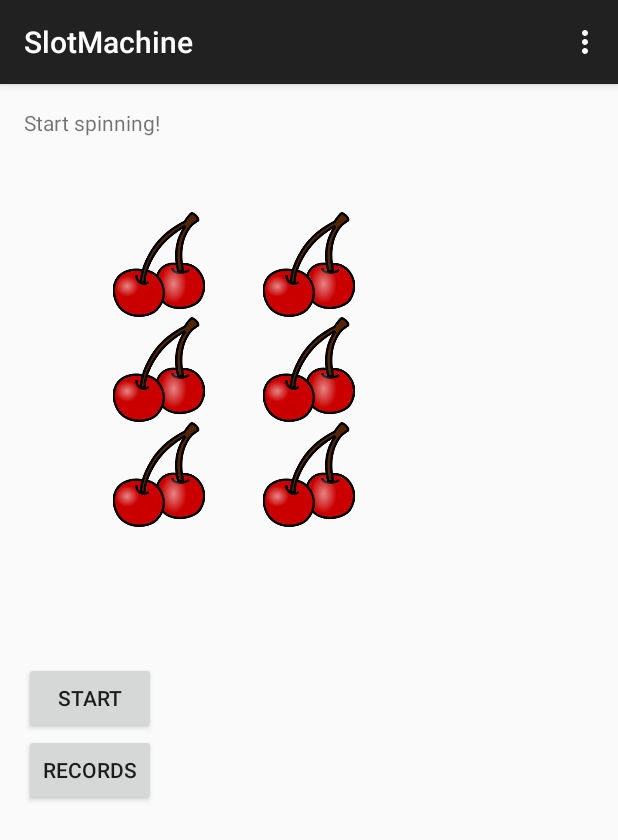
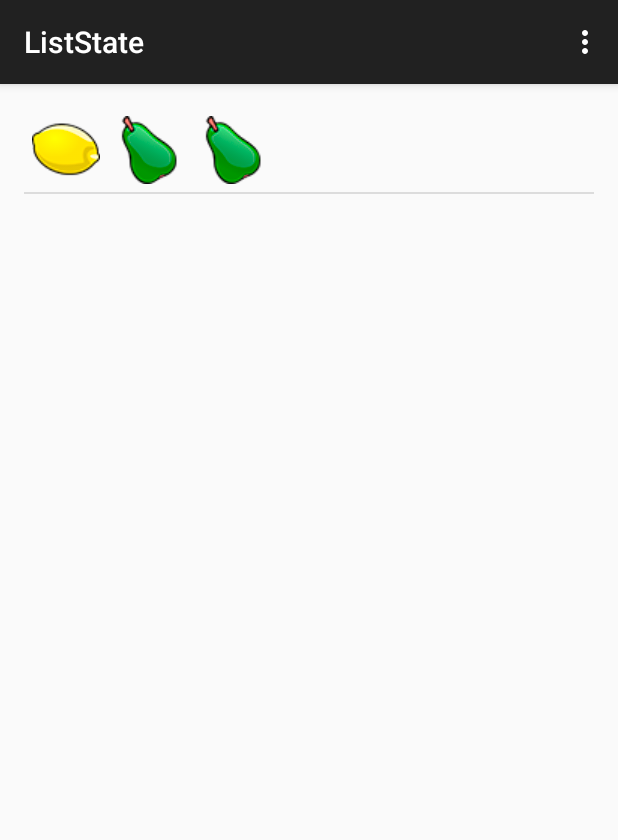
Before and after one commit to aachaerandio/slotMachine, an Android app: the screen it shows after launch (MainActivity before the commit, ListStateActivity after it), after a tap on "START", on a phone screen of 412 x 824 dp. Shown: the top 840 px of the screen. Run offline under Robolectric (Android 15) with nearby library versions, the phone set to English and light mode, and no system bars.

Commit message:
Implemented read from database and displaying the results in the ListFragment

```diff
--- a/app/src/main/java/com/aachaerandio/slotmachine/ListStateActivity.java
+++ b/app/src/main/java/com/aachaerandio/slotmachine/ListStateActivity.java
@@ -65,8 +65,11 @@ public class ListStateActivity extends ActionBarActivity {
         public View onCreateView(LayoutInflater inflater, ViewGroup container,
                 Bundle savedInstanceState) {
             View rootView = inflater.inflate(R.layout.fragment_list_state, container, false);
-            ListView list = (ListView)rootView.findViewById(R.id.list);
+            ListView list = (ListView)rootView.findViewById(android.R.id.list);
 
+            slotService = new SlotService(getActivity());
+
+            readData();
             list.setAdapter(mAdapter);
             return rootView;
         }
--- a/app/src/main/java/com/aachaerandio/slotmachine/MainActivity.java
+++ b/app/src/main/java/com/aachaerandio/slotmachine/MainActivity.java
@@ -1,5 +1,6 @@
 package com.aachaerandio.slotmachine;
 
+import android.content.Intent;
 import android.os.Bundle;
 import android.support.v7.app.ActionBarActivity;
 import android.view.Menu;
@@ -56,6 +57,8 @@ public class MainActivity extends ActionBarActivity {
                 State.SlotIcon[] slotIcons = Utils.generateRandomResults();
                 slotService.insert(new State(slotIcons));
 
+                Intent intent = new Intent(MainActivity.this, ListStateActivity.class);
+                startActivity(intent);
 
             }
         });
--- a/app/src/main/java/com/aachaerandio/slotmachine/Utils.java
+++ b/app/src/main/java/com/aachaerandio/slotmachine/Utils.java
@@ -15,7 +15,7 @@ public class Utils {
         Random random = new Random();
 
         for(int i=0; i<3; i++) {
-            results[i] = SlotIcon.values()[random.nextInt(2)];
+            results[i] = SlotIcon.values()[random.nextInt(3)];
         }
 
         return results;
--- a/app/src/main/java/com/aachaerandio/slotmachine/adapter/StateItemAdapter.java
+++ b/app/src/main/java/com/aachaerandio/slotmachine/adapter/StateItemAdapter.java
@@ -51,10 +51,10 @@ public class StateItemAdapter extends ArrayAdapter<State> {
             holder = (ViewHolder) view.getTag();
         }
 
-        holder.id.setText(String.valueOf(item.getId()));
-        holder.iconA.setImageResource(item.getIconA().id);
-        holder.iconB.setImageResource(item.getIconB().id);
-        holder.iconC.setImageResource(item.getIconC().id);
+        //holder.id.setText(String.valueOf(item.getId()));
+        holder.iconA.setImageResource(item.getIconA().listId);
+        holder.iconB.setImageResource(item.getIconB().listId);
+        holder.iconC.setImageResource(item.getIconC().listId);
 
         SimpleDateFormat df = new SimpleDateFormat("dd/MM/yy");
         //holder.date.setText(df.format(item.getCreated()));
--- a/app/src/main/java/com/aachaerandio/slotmachine/data/State.java
+++ b/app/src/main/java/com/aachaerandio/slotmachine/data/State.java
@@ -2,6 +2,7 @@ package com.aachaerandio.slotmachine.data;
 
 import com.aachaerandio.slotmachine.R;
 
+import java.util.Calendar;
 import java.util.Date;
 
 /**
@@ -11,15 +12,17 @@ public class State {
 
 
     public enum SlotIcon {
-        CHERRY(R.drawable.slot_icon_01), //0
-        LEMON(R.drawable.slot_icon_02), //1
-        PEAR(R.drawable.slot_icon_03); //2
+        CHERRY(R.drawable.slot_icon_01, R.drawable.list_icon_01), //0
+        LEMON(R.drawable.slot_icon_02, R.drawable.list_icon_02), //1
+        PEAR(R.drawable.slot_icon_03, R.drawable.list_icon_03); //2
 
-        public int id;
+        public int slotId;
 
+        public int listId;
 
-        private SlotIcon(int id) {
-            this.id = id;
+        private SlotIcon(int slotId, int listId) {
+            this.slotId = slotId;
+            this.listId = listId;
         }
         };
 
@@ -29,7 +32,10 @@ public class State {
     private SlotIcon iconC;
     private Date created;
 
-    public State(SlotIcon... icons) {
+    public State() {
+    }
+
+    public State(SlotIcon[] icons) {
         iconA = icons[0];
         iconB = icons[1];
         iconC = icons[2];
@@ -74,4 +80,15 @@ public class State {
     public void setCreated(Date created) {
         this.created = created;
     }
+
+    @Override
+    public String toString() {
+        Calendar c = Calendar.getInstance();
+        String date = "";
+        if (created != null) {
+           c.setTime(created);
+           date = String.format("[%d:%d:%d]", c.get(Calendar.HOUR_OF_DAY), c.get(Calendar.MINUTE), c.get(Calendar.SECOND));
+        }
+        return String.format("%s %s %s %s", date, iconA.name(), iconB.name(), iconC.name());
+    }
 }
--- a/app/src/main/res/layout/fragment_list_state.xml
+++ b/app/src/main/res/layout/fragment_list_state.xml
@@ -11,7 +11,7 @@
     <ListView
         android:layout_width="match_parent"
         android:layout_height="match_parent"
-        android:id="@+id/list"
+        android:id="@id/android:list"
         android:layout_alignParentTop="true"
         android:layout_centerHorizontal="true"/>
 
--- a/app/src/main/res/layout/list_item_state.xml
+++ b/app/src/main/res/layout/list_item_state.xml
@@ -3,36 +3,27 @@
 <LinearLayout xmlns:android="http://schemas.android.com/apk/res/android"
     android:orientation="horizontal"
     android:layout_width="match_parent"
-    android:layout_height="match_parent"
-    android:layout_margin="5dp">
+    android:layout_height="match_parent">
 
     <ImageView
-        android:layout_width="60dp"
-        android:layout_height="60dp"
+        android:layout_width="wrap_content"
+        android:layout_height="wrap_content"
         android:id="@+id/list_imageView1"
-        android:layout_marginRight="5dp"
-        android:layout_marginLeft="5dp"
-        android:scaleType="centerCrop"
-        android:src="@drawable/slot_icon_01"/>
+        android:layout_margin="5dp"
+        android:scaleType="centerCrop"/>
 
     <ImageView
-        android:layout_width="60dp"
-        android:layout_height="60dp"
+        android:layout_width="wrap_content"
+        android:layout_height="wrap_content"
         android:id="@+id/list_imageView2"
-        android:layout_gravity="center_horizontal"
-        android:layout_marginRight="5dp"
-        android:layout_marginLeft="5dp"
-        android:scaleType="centerCrop"
-        android:src="@drawable/slot_icon_01"/>
+        android:layout_margin="5dp"
+        android:scaleType="centerCrop"/>
 
     <ImageView
-        android:layout_width="60dp"
-        android:layout_height="60dp"
+        android:layout_width="wrap_content"
+        android:layout_height="wrap_content"
         android:id="@+id/list_imageView3"
-        android:layout_gravity="right"
-        android:layout_marginRight="5dp"
-        android:layout_marginLeft="5dp"
-        android:scaleType="centerCrop"
-        android:src="@drawable/slot_icon_01"/>
+        android:layout_margin="5dp"
+        android:scaleType="centerCrop"/>
 
 </LinearLayout>
```
Also changed, not shown: app/src/main/res/drawable/list_icon_01.png (added), app/src/main/res/drawable/list_icon_02.png (added), app/src/main/res/drawable/list_icon_03.png (added).
